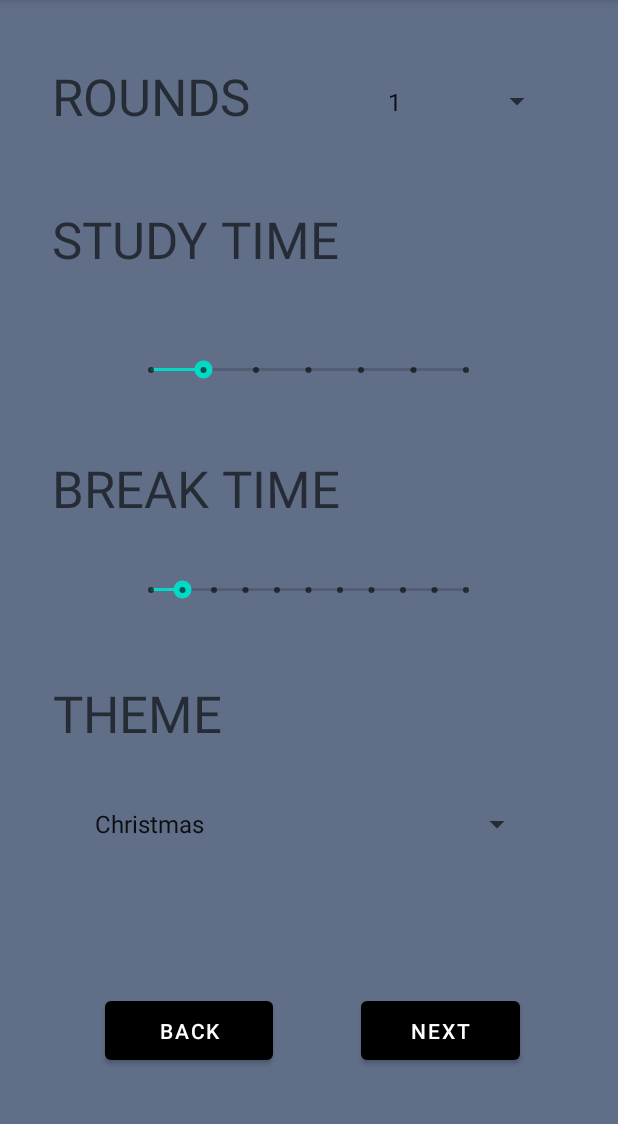
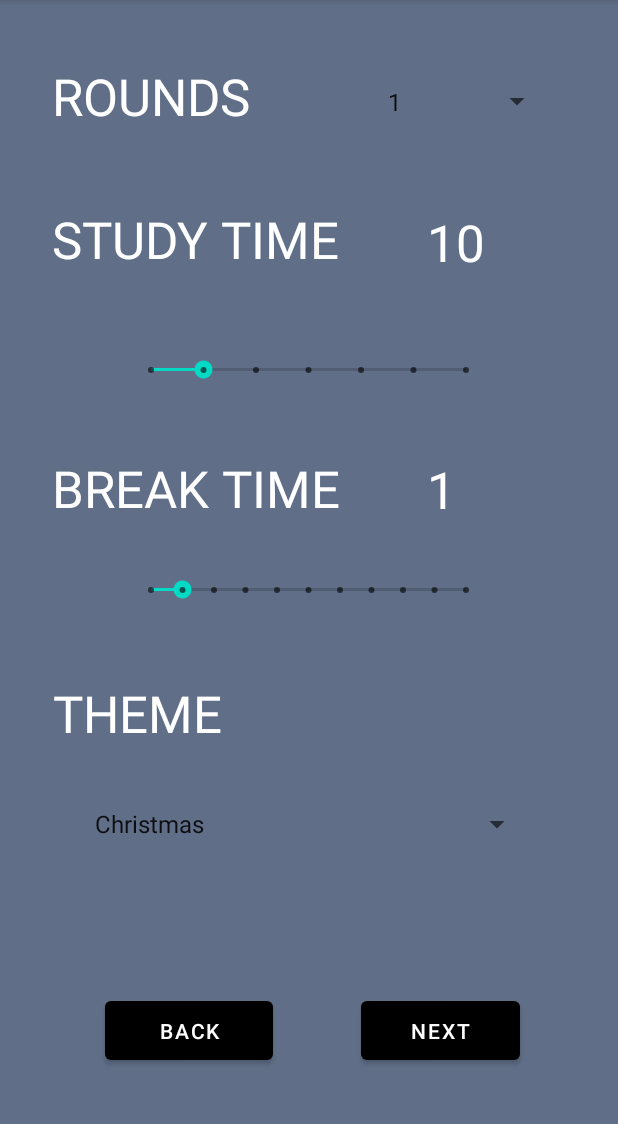
Before and after one commit to kimjason832/TritonHacks2021, an Android app: the Setting screen opened directly, with no data from a screen before it, on a phone screen of 412 x 824 dp, the part 84-1208 px from its top. Run offline under Robolectric (Android 15) with nearby library versions, the phone set to English and light mode, and no system bars.

Commit message:
Added text boxes for seekers

```diff
--- a/app/src/main/res/layout/activity_setting.xml
+++ b/app/src/main/res/layout/activity_setting.xml
@@ -14,6 +14,7 @@
         android:layout_height="52dp"
         android:text="ROUNDS"
         android:textAppearance="@style/TextAppearance.AppCompat.Display1"
+        android:textColor="#FFFFFF"
         app:layout_constraintBottom_toBottomOf="parent"
         app:layout_constraintEnd_toEndOf="parent"
         app:layout_constraintHorizontal_bias="0.132"
@@ -28,6 +29,7 @@
         android:layout_height="50dp"
         android:text="STUDY TIME"
         android:textAppearance="@style/TextAppearance.AppCompat.Display1"
+        android:textColor="#FFFFFF"
         app:layout_constraintBottom_toBottomOf="parent"
         app:layout_constraintEnd_toEndOf="parent"
         app:layout_constraintHorizontal_bias="0.169"
@@ -42,6 +44,7 @@
         android:layout_height="wrap_content"
         android:text="BREAK TIME"
         android:textAppearance="@style/TextAppearance.AppCompat.Display1"
+        android:textColor="#FFFFFF"
         app:layout_constraintBottom_toBottomOf="parent"
         app:layout_constraintEnd_toEndOf="parent"
         app:layout_constraintHorizontal_bias="0.159"
@@ -56,6 +59,7 @@
         android:layout_height="wrap_content"
         android:text="THEME"
         android:textAppearance="@style/TextAppearance.AppCompat.Display1"
+        android:textColor="#FFFFFF"
         app:layout_constraintBottom_toBottomOf="parent"
         app:layout_constraintEnd_toEndOf="parent"
         app:layout_constraintHorizontal_bias="0.117"
@@ -141,4 +145,34 @@
         app:layout_constraintStart_toStartOf="parent"
         app:layout_constraintTop_toTopOf="parent"
         app:layout_constraintVertical_bias="0.731" />
+
+    <TextView
+        android:id="@+id/textview_study_setting"
+        android:layout_width="71dp"
+        android:layout_height="48dp"
+        android:text="10"
+        android:textAppearance="@style/TextAppearance.AppCompat.Display1"
+        android:textColor="#FFFFFF"
+        app:layout_constraintBottom_toBottomOf="parent"
+        app:layout_constraintEnd_toEndOf="parent"
+        app:layout_constraintHorizontal_bias="0.835"
+        app:layout_constraintStart_toStartOf="parent"
+        app:layout_constraintTop_toTopOf="parent"
+        app:layout_constraintVertical_bias="0.193"
+        tools:text="10" />
+
+    <TextView
+        android:id="@+id/textview_study_setting2"
+        android:layout_width="76dp"
+        android:layout_height="41dp"
+        android:text="1"
+        android:textAppearance="@style/TextAppearance.AppCompat.Display1"
+        android:textColor="#FFFFFF"
+        app:layout_constraintBottom_toBottomOf="parent"
+        app:layout_constraintEnd_toEndOf="parent"
+        app:layout_constraintHorizontal_bias="0.847"
+        app:layout_constraintStart_toStartOf="parent"
+        app:layout_constraintTop_toTopOf="parent"
+        app:layout_constraintVertical_bias="0.417"
+        tools:text="1" />
 </androidx.constraintlayout.widget.ConstraintLayout>
--- a/app/src/main/res/layout/activity_tasks.xml
+++ b/app/src/main/res/layout/activity_tasks.xml
@@ -14,6 +14,7 @@
         android:layout_height="28dp"
         android:text="Task 5"
         android:textAppearance="@style/TextAppearance.AppCompat.Large"
+        android:textColor="#FFFFFF"
         app:layout_constraintBottom_toBottomOf="parent"
         app:layout_constraintEnd_toEndOf="parent"
         app:layout_constraintHorizontal_bias="0.091"
@@ -28,6 +29,7 @@
         android:layout_height="28dp"
         android:text="Task 3"
         android:textAppearance="@style/TextAppearance.AppCompat.Large"
+        android:textColor="#FFFFFF"
         app:layout_constraintBottom_toBottomOf="parent"
         app:layout_constraintEnd_toEndOf="parent"
         app:layout_constraintHorizontal_bias="0.091"
@@ -127,6 +129,7 @@
         android:layout_height="28dp"
         android:text="Task 4"
         android:textAppearance="@style/TextAppearance.AppCompat.Large"
+        android:textColor="#FFFFFF"
         app:layout_constraintBottom_toBottomOf="parent"
         app:layout_constraintEnd_toEndOf="parent"
         app:layout_constraintHorizontal_bias="0.091"
@@ -169,6 +172,7 @@
         android:layout_height="84dp"
         android:text="TASKS"
         android:textAppearance="@style/TextAppearance.AppCompat.Display3"
+        android:textColor="#FFFFFF"
         app:layout_constraintBottom_toBottomOf="parent"
         app:layout_constraintEnd_toEndOf="parent"
         app:layout_constraintHorizontal_bias="0.155"
@@ -183,6 +187,7 @@
         android:layout_height="28dp"
         android:text="Task 1"
         android:textAppearance="@style/TextAppearance.AppCompat.Large"
+        android:textColor="#FFFFFF"
         app:layout_constraintBottom_toBottomOf="parent"
         app:layout_constraintEnd_toEndOf="parent"
         app:layout_constraintHorizontal_bias="0.091"
@@ -197,6 +202,7 @@
         android:layout_height="28dp"
         android:text="Task 2"
         android:textAppearance="@style/TextAppearance.AppCompat.Large"
+        android:textColor="#FFFFFF"
         app:layout_constraintBottom_toBottomOf="parent"
         app:layout_constraintEnd_toEndOf="parent"
         app:layout_constraintHorizontal_bias="0.091"
--- a/app/src/main/res/layout/activity_timer.xml
+++ b/app/src/main/res/layout/activity_timer.xml
@@ -14,6 +14,7 @@
         android:layout_height="83dp"
         android:text="Current Task"
         android:textAppearance="@style/TextAppearance.AppCompat.Large"
+        android:textColor="#FFFFFF"
         app:layout_constraintBottom_toBottomOf="parent"
         app:layout_constraintEnd_toEndOf="parent"
         app:layout_constraintHorizontal_bias="0.53"
@@ -28,6 +29,7 @@
         android:layout_height="135dp"
         android:text="Other Tasks"
         android:textAppearance="@style/TextAppearance.AppCompat.Medium"
+        android:textColor="#FFFFFF"
         app:layout_constraintBottom_toBottomOf="parent"
         app:layout_constraintEnd_toEndOf="parent"
         app:layout_constraintHorizontal_bias="0.494"
@@ -80,6 +82,7 @@
         android:layout_width="297dp"
         android:layout_height="55dp"
         android:text="Motivational Quote"
+        android:textColor="#FFFFFF"
         app:layout_constraintBottom_toBottomOf="parent"
         app:layout_constraintEnd_toEndOf="parent"
         app:layout_constraintStart_toStartOf="parent"
```
Also changed, not shown: app/src/main/res/layout/activity_main.xml (+7 -0 lines).
